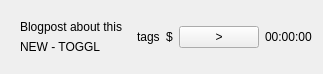
This is src/ui/linux/TogglDesktop/timeentrycellwidget.ui in toggl-open-source/toggldesktop as Qt 5 draws it before an edit. The edited form follows.
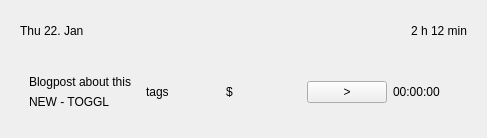
This is the edited form.

Commit message: Display date headers in TE list view (linux)

What changed in the file:
```diff
--- a/src/ui/linux/TogglDesktop/timeentrycellwidget.ui
+++ b/src/ui/linux/TogglDesktop/timeentrycellwidget.ui
@@ -7,16 +7,52 @@
     <x>0</x>
     <y>0</y>
     <width>487</width>
-    <height>96</height>
+    <height>138</height>
    </rect>
   </property>
   <property name="windowTitle">
    <string>Form</string>
   </property>
+  <layout class="QVBoxLayout" name="verticalLayout_2">
+   <item>
+    <widget class="QWidget" name="header" native="true">
   <layout class="QHBoxLayout" name="horizontalLayout">
-   <property name="sizeConstraint">
-    <enum>QLayout::SetFixedSize</enum>
-   </property>
+      <item>
+       <widget class="QLabel" name="date">
+        <property name="text">
+         <string>Thu 22. Jan</string>
+        </property>
+       </widget>
+      </item>
+      <item>
+       <spacer name="horizontalSpacer">
+        <property name="orientation">
+         <enum>Qt::Horizontal</enum>
+        </property>
+        <property name="sizeType">
+         <enum>QSizePolicy::MinimumExpanding</enum>
+        </property>
+        <property name="sizeHint" stdset="0">
+         <size>
+          <width>40</width>
+          <height>20</height>
+         </size>
+        </property>
+       </spacer>
+      </item>
+      <item>
+       <widget class="QLabel" name="dateDuration">
+        <property name="text">
+         <string>2 h 12 min</string>
+        </property>
+       </widget>
+      </item>
+     </layout>
+    </widget>
+   </item>
+   <item>
+    <widget class="QWidget" name="widget_3" native="true">
+     <layout class="QHBoxLayout" name="horizontalLayout_2">
    <item>
     <widget class="QWidget" name="widget" native="true">
      <layout class="QVBoxLayout" name="verticalLayout">
@@ -63,6 +99,9 @@
      <property name="text">
       <string>00:00:00</string>
      </property>
+       </widget>
+      </item>
+     </layout>
     </widget>
    </item>
   </layout>
```
Lines whose indentation alone changed are shown as unchanged. The commit also changes 1 other file.
